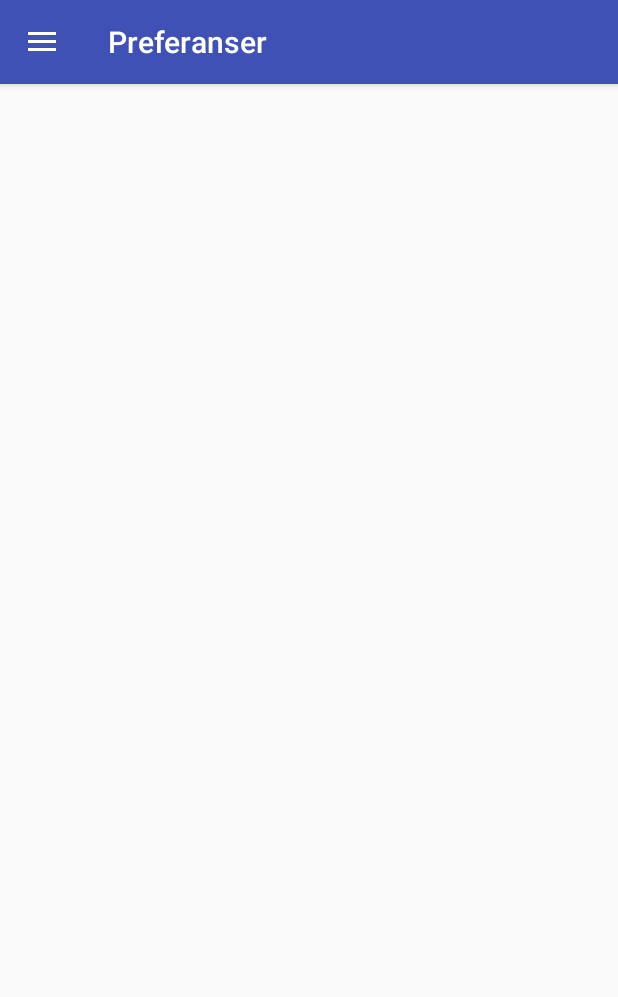
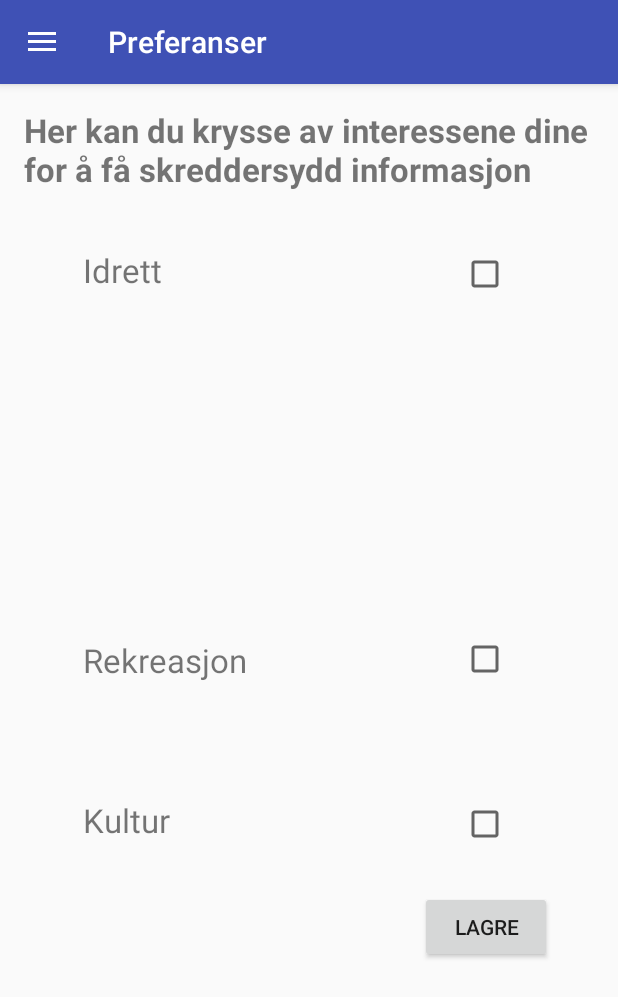
Before and after one commit to sflovik/SaltMineHackathon, an Android app: the PreferenceActivity screen opened directly, with no data from a screen before it, on a phone screen of 412 x 824 dp. Shown: the top 997 px of the screen. Run offline under Robolectric (Android 15) with nearby library versions, the phone set to English and light mode, and no system bars.

Commit message:
Final xml view and

```diff
--- a/SaltMineHackathon/app/src/main/java/saltmineworkers/saltminehackathon/LoginActivity.java
+++ b/SaltMineHackathon/app/src/main/java/saltmineworkers/saltminehackathon/LoginActivity.java
@@ -53,9 +53,14 @@ public class LoginActivity extends AppCompatActivity implements LoaderCallbacks<
     private View mProgressView;
     private View mLoginFormView;
 
+    /**
+     * Startup method to set up the login window
+     * @param savedInstanceState
+     */
     @Override
     protected void onCreate(Bundle savedInstanceState) {
         super.onCreate(savedInstanceState);
+        // Here, the "activity_login" xml file is set to be shown
         setContentView(R.layout.activity_login);
 
         mEmailView = (AutoCompleteTextView) findViewById(R.id.email);
@@ -102,6 +107,7 @@ public class LoginActivity extends AppCompatActivity implements LoaderCallbacks<
         getLoaderManager().initLoader(0, null, this);
     }
 
+    // Permission request method
     private boolean mayRequestContacts() {
         if (Build.VERSION.SDK_INT < Build.VERSION_CODES.M) {
             return true;
--- a/SaltMineHackathon/app/src/main/java/saltmineworkers/saltminehackathon/PreferenceActivity.java
+++ b/SaltMineHackathon/app/src/main/java/saltmineworkers/saltminehackathon/PreferenceActivity.java
@@ -13,6 +13,10 @@ import android.view.MenuItem;
 public class PreferenceActivity extends AppCompatActivity
         implements NavigationView.OnNavigationItemSelectedListener {
 
+    /**
+     * Start up method for the preference activity
+     * @param savedInstanceState
+     */
     @Override
     protected void onCreate(Bundle savedInstanceState) {
         super.onCreate(savedInstanceState);
@@ -31,6 +35,7 @@ public class PreferenceActivity extends AppCompatActivity
         NavigationView navigationView = (NavigationView) findViewById(R.id.nav_view);
         navigationView.setNavigationItemSelectedListener(this);
     }
+
 
     @Override
     public void onBackPressed() {
@@ -56,6 +61,7 @@ public class PreferenceActivity extends AppCompatActivity
 
         return super.onOptionsItemSelected(item);
     }
+
 
     @SuppressWarnings("StatementWithEmptyBody")
     @Override
--- a/SaltMineHackathon/app/src/main/res/layout/content_preference.xml
+++ b/SaltMineHackathon/app/src/main/res/layout/content_preference.xml
@@ -13,4 +13,88 @@
     tools:context="saltmineworkers.saltminehackathon.PreferenceActivity"
     tools:showIn="@layout/app_bar_preference">
 
+
+    <CheckBox
+        android:layout_width="40pt"
+        android:layout_height="40pt"
+        android:id="@+id/preferences_checkbox1"
+        android:layout_centerVertical="true"
+        android:layout_alignParentRight="true"
+        android:layout_alignParentEnd="true" />
+
+    <TextView
+        android:layout_width="wrap_content"
+        android:layout_height="wrap_content"
+        android:text="Her kan du krysse av interessene dine for å få skreddersydd informasjon"
+        android:textStyle="bold"
+        android:id="@+id/textView5"
+        android:layout_alignParentTop="true"
+        android:layout_alignParentLeft="true"
+        android:layout_alignParentStart="true"
+        android:textSize="10pt"/>
+
+    <TextView
+        android:layout_width="wrap_content"
+        android:layout_height="wrap_content"
+        android:text="Idrett"
+        android:id="@+id/textView2"
+        android:layout_alignBaseline="@+id/preferences_checkbox2"
+        android:layout_alignBottom="@+id/preferences_checkbox2"
+        android:layout_alignLeft="@+id/textView3"
+        android:layout_alignStart="@+id/textView3"
+        android:textSize="10pt"/>
+
+    <TextView
+        android:layout_width="wrap_content"
+        android:layout_height="wrap_content"
+        android:text="Rekreasjon"
+        android:id="@+id/textView4"
+        android:layout_centerVertical="true"
+        android:layout_alignLeft="@+id/textView3"
+        android:layout_alignStart="@+id/textView3"
+        android:textSize="10pt" />
+
+    <CheckBox
+        android:layout_width="40pt"
+        android:layout_height="40pt"
+        android:id="@+id/preferences_checkbox2"
+        android:layout_below="@+id/textView5"
+        android:layout_alignParentRight="true"
+        android:layout_alignParentEnd="true"
+        android:layout_marginTop="11dp" />
+
+    <CheckBox
+        android:layout_width="40pt"
+        android:layout_height="40pt"
+        android:id="@+id/preferences_checkbox3"
+        android:layout_below="@+id/preferences_checkbox1"
+        android:layout_alignParentRight="true"
+        android:layout_alignParentEnd="true"
+        android:layout_marginTop="21dp" />
+
+    <TextView
+        android:layout_width="wrap_content"
+        android:layout_height="wrap_content"
+        android:text="Kultur"
+        android:id="@+id/textView3"
+        android:layout_marginLeft="39dp"
+        android:layout_marginStart="39dp"
+        android:textSize="10pt"
+        android:layout_alignBaseline="@+id/preferences_checkbox3"
+        android:layout_alignBottom="@+id/preferences_checkbox3"
+        android:layout_alignParentLeft="true"
+        android:layout_alignParentStart="true" />
+
+    <Button
+        android:layout_width="wrap_content"
+        android:layout_height="wrap_content"
+        android:text="Lagre"
+        android:layout_below="@+id/preferences_checkbox3"
+        android:layout_alignParentRight="true"
+        android:layout_alignParentEnd="true"
+        android:layout_marginRight="28dp"
+        android:layout_marginEnd="28dp"
+        android:id="@+id/button2" />
+
+
 </RelativeLayout>
```
Also changed, not shown: SaltMineHackathon/app/src/main/java/saltmineworkers/saltminehackathon/MainActivity.java (+20 -2 lines), SaltMineHackathon/app/src/main/java/saltmineworkers/saltminehackathon/MapsActivity.java (+13 -2 lines).
